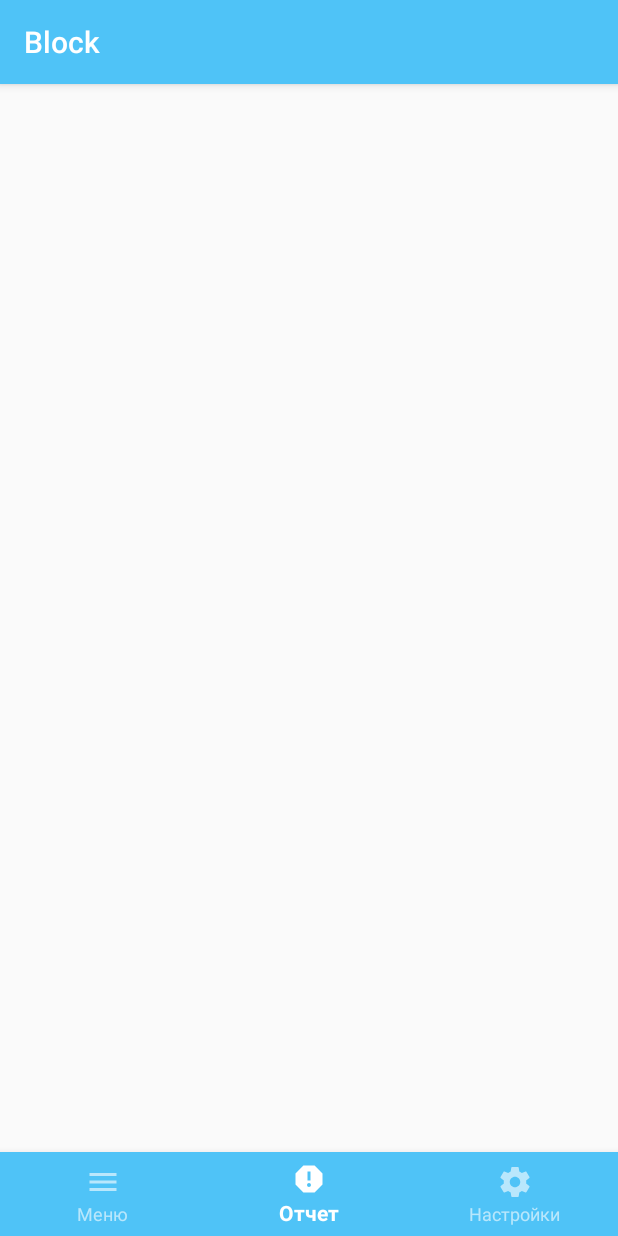
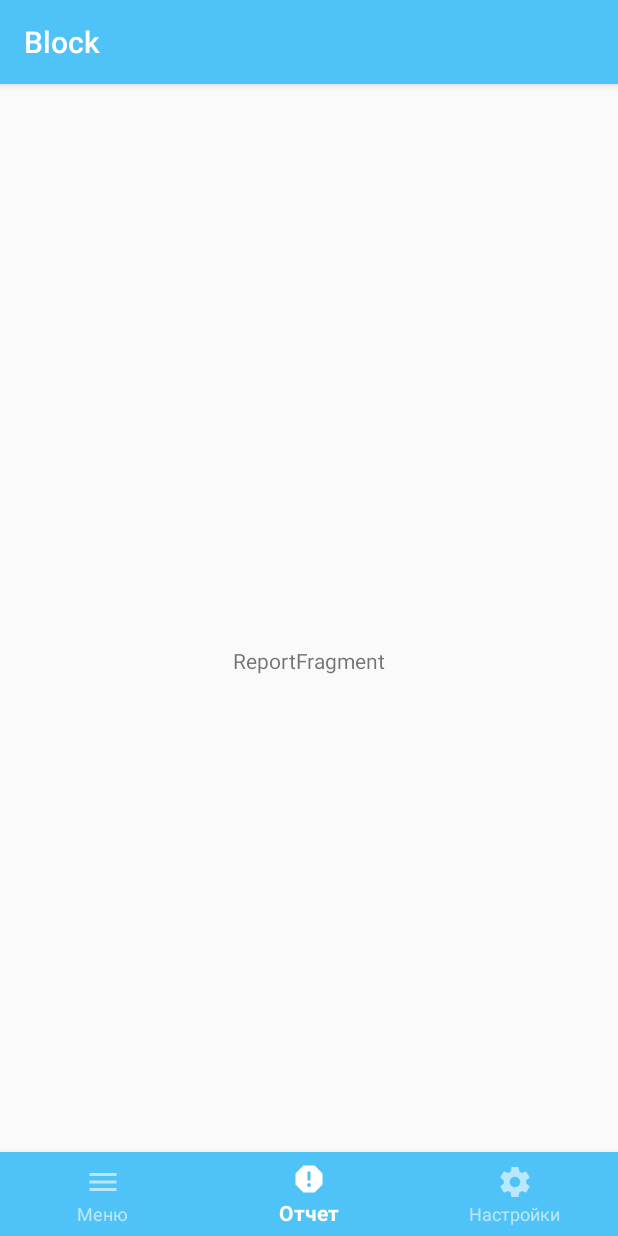
Before and after one commit to PRIESt512/Block24Me, an Android app: the screen it shows after launch (MainActivity), item 2 of the bottom bar chosen, on a phone screen of 412 x 824 dp. Run offline under Robolectric (Android 15) with nearby library versions, the phone set to English and light mode, and no system bars.

```diff
--- a/app/build.gradle
+++ b/app/build.gradle
@@ -33,6 +33,7 @@ dependencies {
     implementation "org.jetbrains.kotlin:kotlin-stdlib-jdk8:$kotlin_version"
     implementation 'com.android.support:appcompat-v7:28.0.0'
     implementation 'com.android.support.constraint:constraint-layout:1.1.3'
+    implementation 'android.arch.lifecycle:extensions:1.1.1'
     testImplementation 'junit:junit:4.12'
     androidTestImplementation 'com.android.support.test:runner:1.0.2'
     androidTestImplementation 'com.android.support.test.espresso:espresso-core:3.0.2'
--- a/app/src/main/java/com/example/block/MainActivity.kt
+++ b/app/src/main/java/com/example/block/MainActivity.kt
@@ -3,26 +3,15 @@ package com.example.block
 import android.app.admin.DevicePolicyManager
 import android.content.ComponentName
 import android.content.Context
-import android.content.Intent
-import android.content.pm.PackageManager
 import android.os.Bundle
-import android.support.v4.content.ContextCompat
+import android.support.design.widget.BottomNavigationView
+import android.support.v4.app.Fragment
 import android.support.v7.app.AppCompatActivity
 import android.widget.Button
 import android.widget.TextView
-import com.android.volley.Request
-import com.android.volley.Response
-import com.android.volley.toolbox.StringRequest
-import com.android.volley.toolbox.Volley
-import com.samsung.android.knox.AppIdentity
-import com.samsung.android.knox.EnterpriseDeviceManager
-import com.samsung.android.knox.license.KnoxEnterpriseLicenseManager
-import com.samsung.android.knox.net.firewall.DomainFilterRule
-import com.samsung.android.knox.net.firewall.Firewall
-import com.samsung.android.knox.net.firewall.FirewallResponse
-import com.samsung.android.knox.net.firewall.FirewallRule
-import com.samsung.android.knox.net.firewall.Firewall.AddressType
-import com.samsung.android.knox.net.firewall.FirewallRule.RuleType
+import com.example.block.ui.menu.MenuFragment
+import com.example.block.ui.report.ReportFragment
+import com.example.block.ui.settings.SettingsFragment
 
 
 class MainActivity : AppCompatActivity() {
@@ -43,10 +32,31 @@ class MainActivity : AppCompatActivity() {
         super.onCreate(savedInstanceState)
         setContentView(R.layout.activity_main)
 
-      /*  val logView = findViewById<TextView>(R.id.logview_id)
+        val bottomNavigationView = findViewById<BottomNavigationView>(R.id.bottom_navigation)
+
+        bottomNavigationView.setOnNavigationItemSelectedListener {
+            var selectedFragment: Fragment?
+
+            when (it.itemId) {
+                R.id.navigation_menu -> selectedFragment = MenuFragment.newInstance()
+                R.id.navigation_report -> selectedFragment = ReportFragment.newInstance()
+                R.id.navigation_settings -> selectedFragment = SettingsFragment.newInstance()
+                else -> throw UnsupportedOperationException("Невозможно выбрать фрагмент для отображения")
+            }
+            val transaction = supportFragmentManager.beginTransaction()
+            transaction.replace(R.id.frame_layout, selectedFragment)
+            transaction.commit()
+            true
+        }
+
+        val transaction = supportFragmentManager.beginTransaction()
+        transaction.replace(R.id.frame_layout, MenuFragment.newInstance())
+        transaction.commit()
+
+
 
           mDPM = getSystemService(Context.DEVICE_POLICY_SERVICE) as DevicePolicyManager?
-        mDeviceAdmin = ComponentName(this, AdminReceiver::class.java)
+        /*     mDeviceAdmin = ComponentName(this, AdminReceiver::class.java)
             mUtils = Utils(logView, TAG)
 
 
--- /dev/null
+++ b/app/src/main/java/com/example/block/ui/menu/MenuFragment.kt
@@ -0,0 +1,32 @@
+package com.example.block.ui.menu
+
+import android.arch.lifecycle.ViewModelProviders
+import android.os.Bundle
+import android.support.v4.app.Fragment
+import android.view.LayoutInflater
+import android.view.View
+import android.view.ViewGroup
+import com.example.block.R
+
+class MenuFragment : Fragment() {
+
+    companion object {
+        fun newInstance() = MenuFragment()
+    }
+
+    private lateinit var viewModel: MenuViewModel
+
+    override fun onCreateView(
+        inflater: LayoutInflater, container: ViewGroup?,
+        savedInstanceState: Bundle?
+    ): View {
+        return inflater.inflate(R.layout.menu_fragment, container, false)
+    }
+
+    override fun onActivityCreated(savedInstanceState: Bundle?) {
+        super.onActivityCreated(savedInstanceState)
+        viewModel = ViewModelProviders.of(this).get(MenuViewModel::class.java)
+        // TODO: Use the ViewModel
+    }
+
+}
--- /dev/null
+++ b/app/src/main/java/com/example/block/ui/menu/MenuViewModel.kt
@@ -0,0 +1,7 @@
+package com.example.block.ui.menu
+
+import android.arch.lifecycle.ViewModel
+
+class MenuViewModel : ViewModel() {
+    // TODO: Implement the ViewModel
+}
--- /dev/null
+++ b/app/src/main/java/com/example/block/ui/report/ReportFragment.kt
@@ -0,0 +1,32 @@
+package com.example.block.ui.report
+
+import android.arch.lifecycle.ViewModelProviders
+import android.os.Bundle
+import android.support.v4.app.Fragment
+import android.view.LayoutInflater
+import android.view.View
+import android.view.ViewGroup
+import com.example.block.R
+
+class ReportFragment : Fragment() {
+
+    companion object {
+        fun newInstance() = ReportFragment()
+    }
+
+    private lateinit var viewModel: ReportViewModel
+
+    override fun onCreateView(
+        inflater: LayoutInflater, container: ViewGroup?,
+        savedInstanceState: Bundle?
+    ): View {
+        return inflater.inflate(R.layout.report_fragment, container, false)
+    }
+
+    override fun onActivityCreated(savedInstanceState: Bundle?) {
+        super.onActivityCreated(savedInstanceState)
+        viewModel = ViewModelProviders.of(this).get(ReportViewModel::class.java)
+        // TODO: Use the ViewModel
+    }
+
+}
--- /dev/null
+++ b/app/src/main/java/com/example/block/ui/report/ReportViewModel.kt
@@ -0,0 +1,7 @@
+package com.example.block.ui.report
+
+import android.arch.lifecycle.ViewModel
+
+class ReportViewModel : ViewModel() {
+    // TODO: Implement the ViewModel
+}
--- a/app/src/main/res/layout/activity_main.xml
+++ b/app/src/main/res/layout/activity_main.xml
@@ -1,5 +1,6 @@
 <?xml version="1.0" encoding="utf-8"?>
 <FrameLayout
+        android:id="@+id/frame_layout"
         xmlns:android="http://schemas.android.com/apk/res/android"
         xmlns:tools="http://schemas.android.com/tools"
         xmlns:app="http://schemas.android.com/apk/res-auto"
--- /dev/null
+++ b/app/src/main/res/layout/report_fragment.xml
@@ -0,0 +1,21 @@
+<?xml version="1.0" encoding="utf-8"?>
+<android.support.constraint.ConstraintLayout
+        xmlns:android="http://schemas.android.com/apk/res/android"
+        xmlns:app="http://schemas.android.com/apk/res-auto"
+        xmlns:tools="http://schemas.android.com/tools"
+        android:id="@+id/report"
+        android:layout_width="match_parent"
+        android:layout_height="match_parent"
+        tools:context=".ui.report.ReportFragment">
+
+    <TextView
+            android:id="@+id/message"
+            android:layout_width="wrap_content"
+            android:layout_height="wrap_content"
+            android:text="ReportFragment"
+            app:layout_constraintBottom_toBottomOf="parent"
+            app:layout_constraintEnd_toEndOf="parent"
+            app:layout_constraintStart_toStartOf="parent"
+            app:layout_constraintTop_toTopOf="parent"/>
+
+</android.support.constraint.ConstraintLayout>
--- a/app/src/main/res/menu/bottom_navigation_menu.xml
+++ b/app/src/main/res/menu/bottom_navigation_menu.xml
@@ -1,14 +1,14 @@
 <?xml version="1.0" encoding="utf-8"?>
 <menu xmlns:android="http://schemas.android.com/apk/res/android">
-    <item android:id="@+id/main"
+    <item android:id="@+id/navigation_menu"
           android:icon="@drawable/ic_menu_black_24dp"
           android:title="@string/item_menu_main"
     />
-    <item android:id="@+id/log"
+    <item android:id="@+id/navigation_report"
           android:icon="@drawable/ic_report_black_24dp"
           android:title="@string/item_menu_log"
     />
-    <item android:id="@+id/settings"
+    <item android:id="@+id/navigation_settings"
           android:icon="@drawable/ic_settings_black_24dp"
           android:title="@string/item_menu_settings"
     />
--- a/app/src/main/res/values/strings.xml
+++ b/app/src/main/res/values/strings.xml
@@ -51,4 +51,6 @@
     <string name="item_menu_log">Отчет</string>
     <string name="item_menu_settings">Настройки</string>
 
+    <string name="admin_rule">Предоставление прав администратора</string>
+
 </resources>
--- a/build.gradle
+++ b/build.gradle
@@ -7,7 +7,7 @@ buildscript {
         jcenter()
     }
     dependencies {
-        classpath 'com.android.tools.build:gradle:3.4.0'
+        classpath 'com.android.tools.build:gradle:3.4.1'
         classpath "org.jetbrains.kotlin:kotlin-gradle-plugin:$kotlin_version"
         // NOTE: Do not place your application dependencies here; they belong
         // in the individual module build.gradle files
```
Also changed, not shown: app/src/main/AndroidManifest.xml (+11 -7 lines), app/src/main/java/com/example/block/ui/settings/SettingsFragment.kt (added, +49 -0 lines), app/src/main/java/com/example/block/ui/settings/SettingsViewModel.kt (added, +7 -0 lines), app/src/main/res/layout/menu_fragment.xml (added, +21 -0 lines), app/src/main/res/layout/settings_fragment.xml (added, +20 -0 lines). Lines whose indentation alone changed are shown as unchanged.
